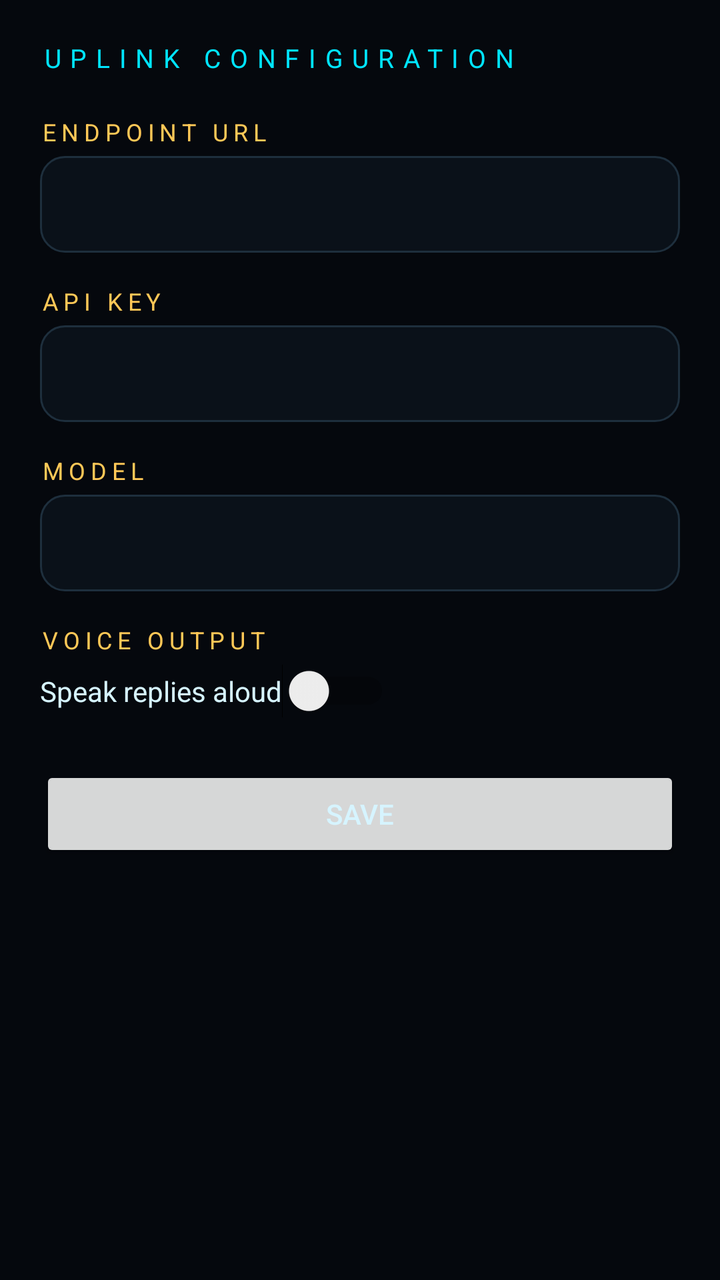
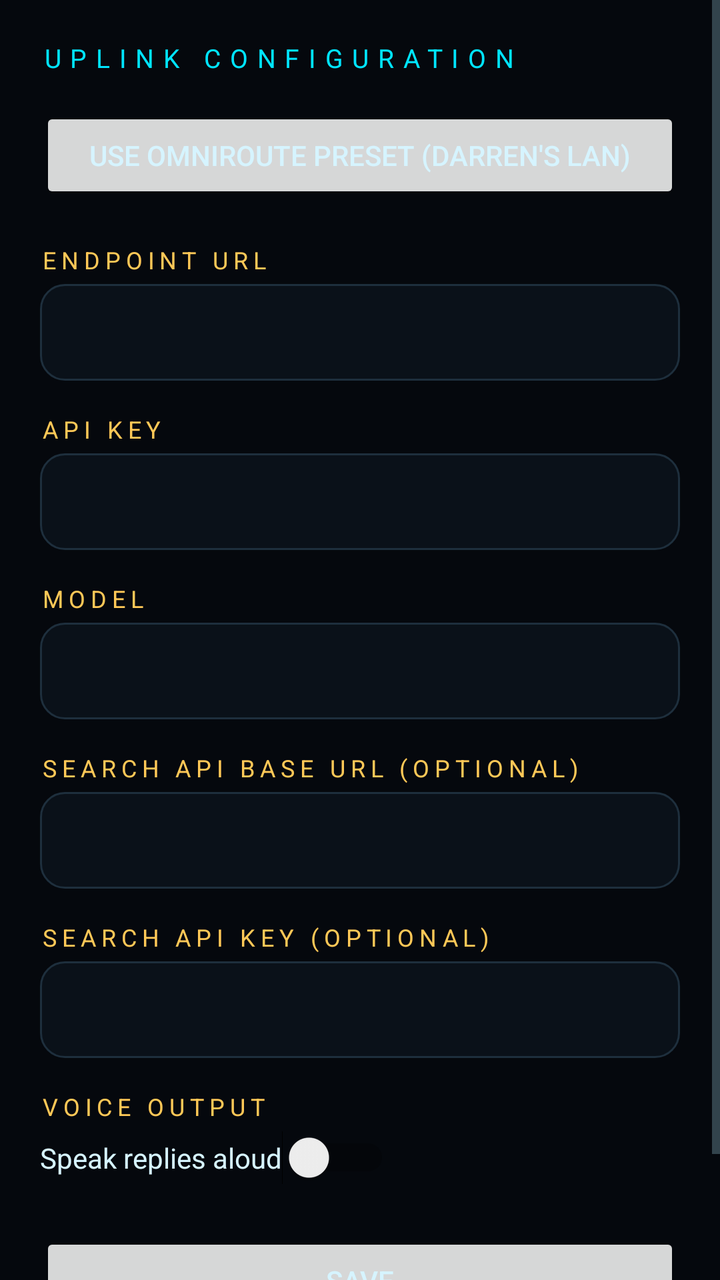

Screens rendered from an Android XML layout before and after an edit, with the pre-edit source and the edit as a unified diff.
<!-- AndroidManifest.xml: application theme Theme.Omniscient -->
<!-- res/layout/activity_settings.xml -->
<?xml version="1.0" encoding="utf-8"?>
<ScrollView xmlns:android="http://schemas.android.com/apk/res/android"
    android:layout_width="match_parent"
    android:layout_height="match_parent"
    android:background="@color/void_black"
    android:fillViewport="true">

    <LinearLayout
        android:layout_width="match_parent"
        android:layout_height="wrap_content"
        android:orientation="vertical"
        android:padding="20dp">

        <TextView
            style="@style/HudHeader"
            android:layout_width="wrap_content"
            android:layout_height="wrap_content"
            android:text="UPLINK CONFIGURATION" />

        <TextView
            style="@style/HudStatus"
            android:layout_width="wrap_content"
            android:layout_height="wrap_content"
            android:layout_marginTop="20dp"
            android:text="ENDPOINT URL" />

        <EditText
            android:id="@+id/endpointInput"
            android:layout_width="match_parent"
            android:layout_height="wrap_content"
            android:layout_marginTop="4dp"
            android:background="@drawable/input_bg"
            android:inputType="textUri"
            android:padding="14dp"
            android:textColor="@color/ghost_white"
            android:textColorHint="@color/muted"
            android:textSize="15sp" />

        <TextView
            style="@style/HudStatus"
            android:layout_width="wrap_content"
            android:layout_height="wrap_content"
            android:layout_marginTop="16dp"
            android:text="API KEY" />

        <EditText
            android:id="@+id/apiKeyInput"
            android:layout_width="match_parent"
            android:layout_height="wrap_content"
            android:layout_marginTop="4dp"
            android:background="@drawable/input_bg"
            android:inputType="textPassword"
            android:padding="14dp"
            android:textColor="@color/ghost_white"
            android:textColorHint="@color/muted"
            android:textSize="15sp" />

        <TextView
            style="@style/HudStatus"
            android:layout_width="wrap_content"
            android:layout_height="wrap_content"
            android:layout_marginTop="16dp"
            android:text="MODEL" />

        <EditText
            android:id="@+id/modelInput"
            android:layout_width="match_parent"
            android:layout_height="wrap_content"
            android:layout_marginTop="4dp"
            android:background="@drawable/input_bg"
            android:inputType="text"
            android:padding="14dp"
            android:textColor="@color/ghost_white"
            android:textColorHint="@color/muted"
            android:textSize="15sp" />

        <TextView
            style="@style/HudStatus"
            android:layout_width="wrap_content"
            android:layout_height="wrap_content"
            android:layout_marginTop="16dp"
            android:text="VOICE OUTPUT" />

        <Switch
            android:id="@+id/ttsSwitch"
            android:layout_width="wrap_content"
            android:layout_height="wrap_content"
            android:layout_marginTop="4dp"
            android:text="Speak replies aloud"
            android:textColor="@color/ghost_white" />

        <Button
            android:id="@+id/saveButton"
            android:layout_width="match_parent"
            android:layout_height="wrap_content"
            android:layout_marginTop="24dp"
            android:text="SAVE" />

        <TextView
            android:id="@+id/savedNote"
            android:layout_width="wrap_content"
            android:layout_height="wrap_content"
            android:layout_gravity="center"
            android:layout_marginTop="8dp"
            android:text=""
            android:textColor="@color/arc_cyan"
            android:textSize="13sp" />
    </LinearLayout>
</ScrollView>
<!-- resources referenced by this layout -->
<resources>
  <color name="arc_cyan">#00E5FF</color>
  <color name="ghost_white">#D6F4FF</color>
  <color name="muted">#5E7A87</color>
  <color name="void_black">#05080D</color>
  <!-- drawable input_bg (drawable) -->
  <?xml version="1.0" encoding="utf-8"?>
  <shape xmlns:android="http://schemas.android.com/apk/res/android" android:shape="rectangle">
      <corners android:radius="12dp" />
      <solid android:color="#0A1119" />
      <stroke android:width="1dp" android:color="#1E2F3D" />
  </shape>
  <style name="HudHeader">
          <item name="android:textColor">@color/arc_cyan</item>
          <item name="android:letterSpacing">0.35</item>
          <item name="android:textSize">13sp</item>
      </style>
  <style name="HudStatus">
          <item name="android:textColor">@color/gold</item>
          <item name="android:letterSpacing">0.22</item>
          <item name="android:textSize">12sp</item>
      </style>
  <style name="Theme.Omniscient" parent="Theme.MaterialComponents.DayNight.NoActionBar">
          <item name="colorPrimary">@color/arc_cyan</item>
          <item name="colorPrimaryVariant">@color/arc_cyan_dim</item>
          <item name="colorOnPrimary">@color/void_black</item>
          <item name="colorSecondary">@color/gold</item>
          <item name="android:colorBackground">@color/void_black</item>
          <item name="colorSurface">@color/panel</item>
          <item name="colorOnSurface">@color/ghost_white</item>
          <item name="android:textColorPrimary">@color/ghost_white</item>
          <item name="android:textColorSecondary">@color/muted</item>
          <item name="android:windowBackground">@color/void_black</item>
          <item name="android:statusBarColor">@color/void_black</item>
          <item name="android:navigationBarColor">@color/void_black</item>
      </style>
  <color name="gold">#FFC857</color>
  <color name="arc_cyan_dim">#0E5A66</color>
  <color name="panel">#0A1119</color>
</resources>

<!-- the commit's change to res/layout/activity_settings.xml (unified diff, before → after) -->
@@ -16,6 +16,13 @@
             android:layout_width="wrap_content"
             android:layout_height="wrap_content"
             android:text="UPLINK CONFIGURATION" />
+
+        <Button
+            android:id="@+id/omniRouteButton"
+            android:layout_width="match_parent"
+            android:layout_height="wrap_content"
+            android:layout_marginTop="16dp"
+            android:text="USE OMNIROUTE PRESET (DARREN'S LAN)" />
 
         <TextView
             style="@style/HudStatus"
@@ -79,6 +86,44 @@
             android:layout_width="wrap_content"
             android:layout_height="wrap_content"
             android:layout_marginTop="16dp"
+            android:text="SEARCH API BASE URL (OPTIONAL)" />
+
+        <EditText
+            android:id="@+id/searchEndpointInput"
+            android:layout_width="match_parent"
+            android:layout_height="wrap_content"
+            android:layout_marginTop="4dp"
+            android:background="@drawable/input_bg"
+            android:inputType="textUri"
+            android:padding="14dp"
+            android:textColor="@color/ghost_white"
+            android:textColorHint="@color/muted"
+            android:textSize="15sp" />
+
+        <TextView
+            style="@style/HudStatus"
+            android:layout_width="wrap_content"
+            android:layout_height="wrap_content"
+            android:layout_marginTop="16dp"
+            android:text="SEARCH API KEY (OPTIONAL)" />
+
+        <EditText
+            android:id="@+id/searchApiKeyInput"
+            android:layout_width="match_parent"
+            android:layout_height="wrap_content"
+            android:layout_marginTop="4dp"
+            android:background="@drawable/input_bg"
+            android:inputType="textPassword"
+            android:padding="14dp"
+            android:textColor="@color/ghost_white"
+            android:textColorHint="@color/muted"
+            android:textSize="15sp" />
+
+        <TextView
+            style="@style/HudStatus"
+            android:layout_width="wrap_content"
+            android:layout_height="wrap_content"
+            android:layout_marginTop="16dp"
             android:text="VOICE OUTPUT" />
 
         <Switch
